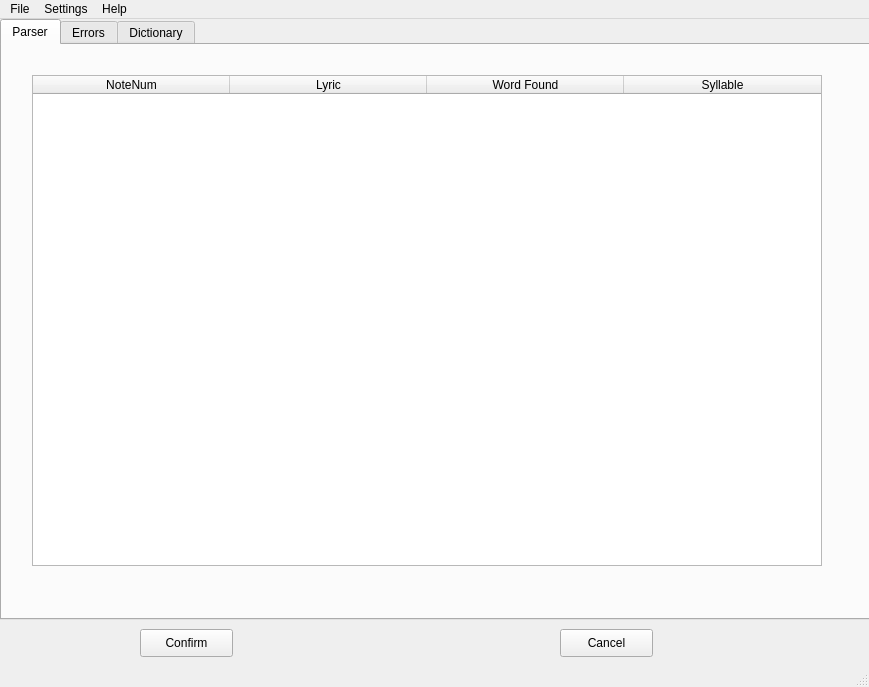
APDignan/LyricParserPython, file parserUI.ui: the form before one commit.
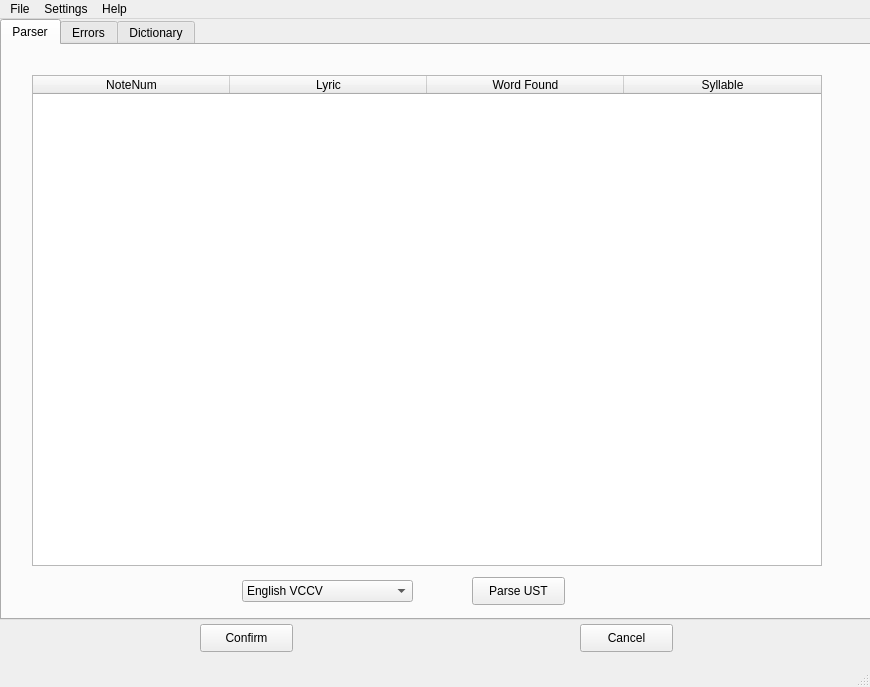
The form after the commit. The open tabs and pages were chosen to show the change.

Patch:
```diff
--- a/parserUI.ui
+++ b/parserUI.ui
@@ -6,7 +6,7 @@
    <rect>
     <x>0</x>
     <y>0</y>
-    <width>869</width>
+    <width>870</width>
     <height>687</height>
    </rect>
   </property>
@@ -63,6 +63,34 @@
        </property>
       </column>
      </widget>
+     <widget class="QPushButton" name="btnParse">
+      <property name="geometry">
+       <rect>
+        <x>470</x>
+        <y>532</y>
+        <width>93</width>
+        <height>28</height>
+       </rect>
+      </property>
+      <property name="text">
+       <string>Parse UST</string>
+      </property>
+     </widget>
+     <widget class="QComboBox" name="cmbLanguageSetting">
+      <property name="geometry">
+       <rect>
+        <x>240</x>
+        <y>535</y>
+        <width>171</width>
+        <height>22</height>
+       </rect>
+      </property>
+      <item>
+       <property name="text">
+        <string>English VCCV</string>
+       </property>
+      </item>
+     </widget>
     </widget>
     <widget class="QWidget" name="tabError">
      <attribute name="title">
@@ -223,8 +251,8 @@
    <widget class="QPushButton" name="btnConfirm">
     <property name="geometry">
      <rect>
-      <x>140</x>
-      <y>610</y>
+      <x>200</x>
+      <y>605</y>
       <width>93</width>
       <height>28</height>
      </rect>
@@ -236,8 +264,8 @@
    <widget class="QPushButton" name="btnCancel">
     <property name="geometry">
      <rect>
-      <x>560</x>
-      <y>610</y>
+      <x>580</x>
+      <y>605</y>
       <width>93</width>
       <height>28</height>
      </rect>
@@ -252,7 +280,7 @@
     <rect>
      <x>0</x>
      <y>0</y>
-     <width>869</width>
+     <width>870</width>
      <height>26</height>
     </rect>
    </property>
```
Left out of the diff: 35 changed lines with no effect on the pictures.
